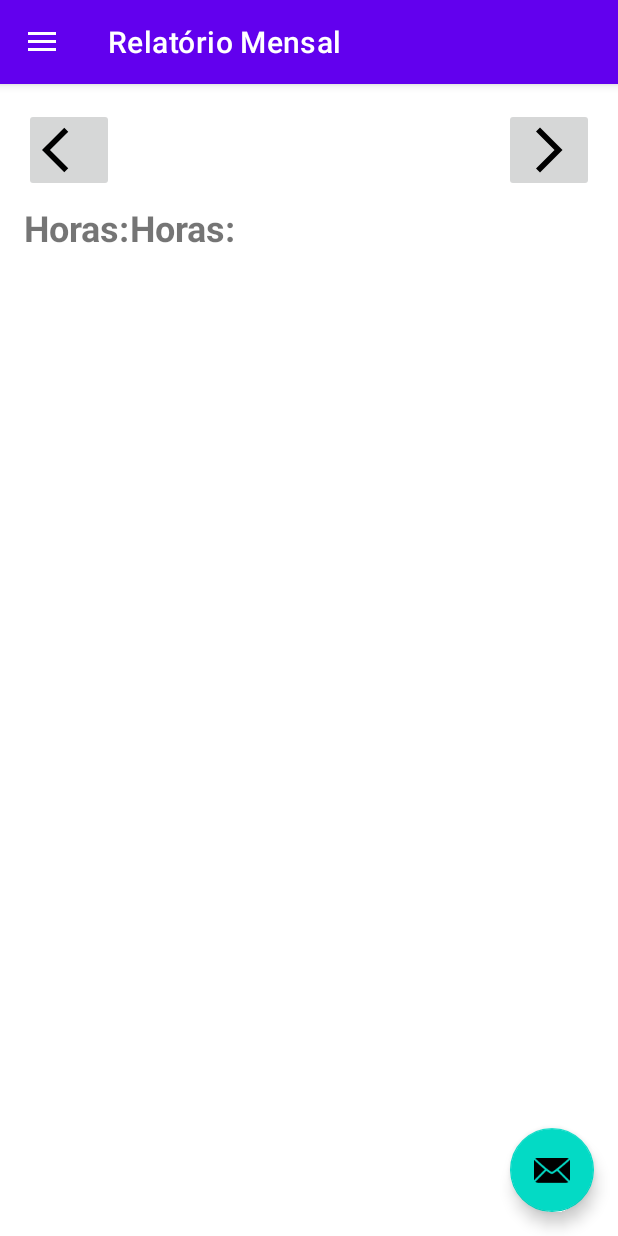
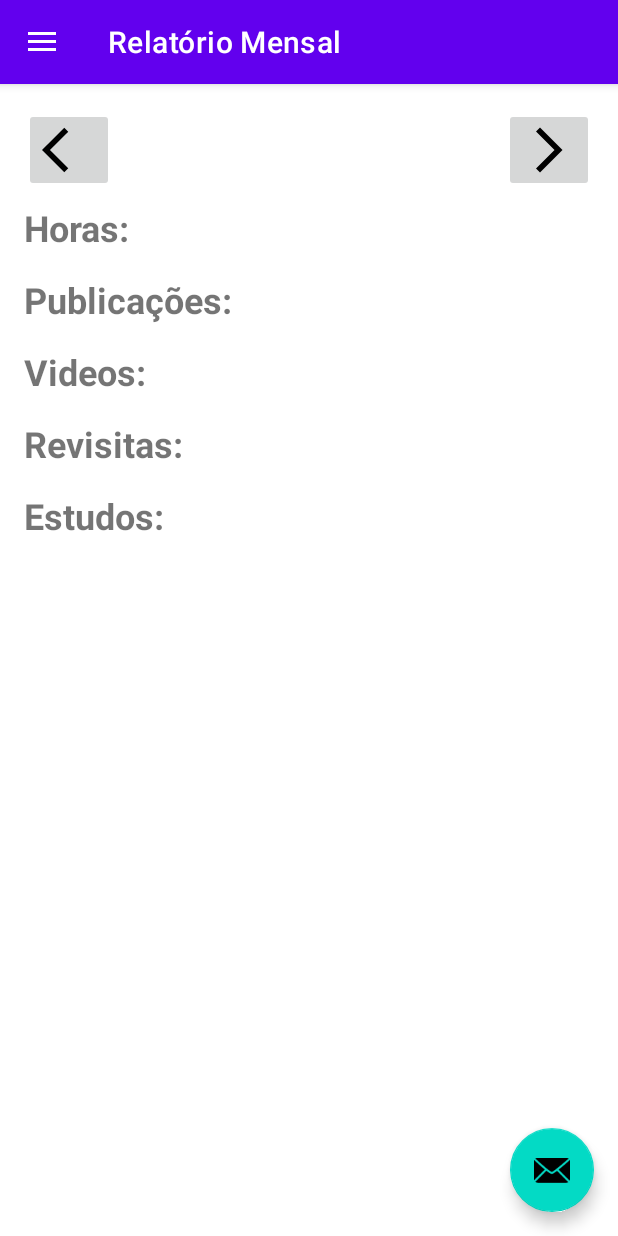
Before and after one commit to robertosvalentim/Relatorio-de-Servico-de-Campo, an Android app: the screen it shows after launch (MainActivity), on a phone screen of 412 x 824 dp. Run offline under Robolectric (Android 15) with nearby library versions, the phone set to English and light mode, and no system bars; our stand-ins replace navigation-ui.

Commit message:
segunda commit

```diff
--- a/app/src/main/res/layout/fragment_relatorio_mensal.xml
+++ b/app/src/main/res/layout/fragment_relatorio_mensal.xml
@@ -63,13 +63,99 @@
                 android:id="@+id/tv_horas_edit"
                 android:layout_width="wrap_content"
                 android:layout_height="48dp"
-                android:text="Horas:"
+                android:paddingLeft="8dp"
                 android:textSize="24sp"
                 android:textStyle="bold"
                 android:gravity="center_vertical"/>
 
 
         </TableRow>
+        <TableRow
+            android:layout_width="match_parent"
+            android:layout_height="wrap_content">
+
+            <TextView
+                android:id="@+id/tv_publicacoes"
+                android:layout_width="wrap_content"
+                android:layout_height="48dp"
+                android:text="Publicações:"
+                android:textSize="24sp"
+                android:textStyle="bold"
+                android:gravity="center_vertical"/>
+            <TextView
+                android:id="@+id/tv_publicacoes_edit"
+                android:layout_width="wrap_content"
+                android:layout_height="48dp"
+                android:paddingLeft="8dp"
+                android:textSize="24sp"
+                android:textStyle="bold"
+                android:gravity="center_vertical"/>
+        </TableRow>
+        <TableRow
+            android:layout_width="match_parent"
+            android:layout_height="wrap_content">
+
+            <TextView
+                android:id="@+id/tv_videos"
+                android:layout_width="wrap_content"
+                android:layout_height="48dp"
+                android:text="Videos:"
+                android:textSize="24sp"
+                android:textStyle="bold"
+                android:gravity="center_vertical"/>
+            <TextView
+                android:id="@+id/tv_videos_edit"
+                android:layout_width="wrap_content"
+                android:layout_height="48dp"
+                android:paddingLeft="8dp"
+                android:textSize="24sp"
+                android:textStyle="bold"
+                android:gravity="center_vertical"/>
+        </TableRow>
+
+        <TableRow
+            android:layout_width="match_parent"
+            android:layout_height="wrap_content">
+
+            <TextView
+                android:id="@+id/tv_revisitas"
+                android:layout_width="wrap_content"
+                android:layout_height="48dp"
+                android:text="Revisitas:"
+                android:textSize="24sp"
+                android:textStyle="bold"
+                android:gravity="center_vertical"/>
+            <TextView
+                android:id="@+id/tv_revisitas_edit"
+                android:layout_width="wrap_content"
+                android:layout_height="48dp"
+                android:paddingLeft="8dp"
+                android:textSize="24sp"
+                android:textStyle="bold"
+                android:gravity="center_vertical"/>
+        </TableRow>
+        <TableRow
+            android:layout_width="match_parent"
+            android:layout_height="wrap_content">
+
+            <TextView
+                android:id="@+id/tv_estudos"
+                android:layout_width="wrap_content"
+                android:layout_height="48dp"
+                android:text="Estudos:"
+                android:textSize="24sp"
+                android:textStyle="bold"
+                android:gravity="center_vertical"/>
+            <TextView
+                android:id="@+id/tv_estudos_edit"
+                android:layout_width="wrap_content"
+                android:layout_height="48dp"
+                android:paddingLeft="8dp"
+                android:textSize="24sp"
+                android:textStyle="bold"
+                android:gravity="center_vertical"/>
+        </TableRow>
+
     </TableLayout>
 
 
```
